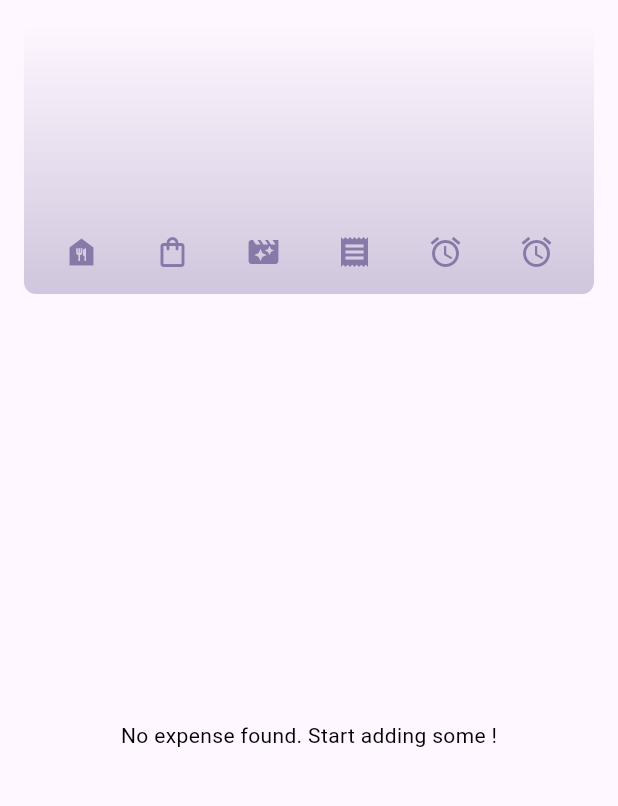
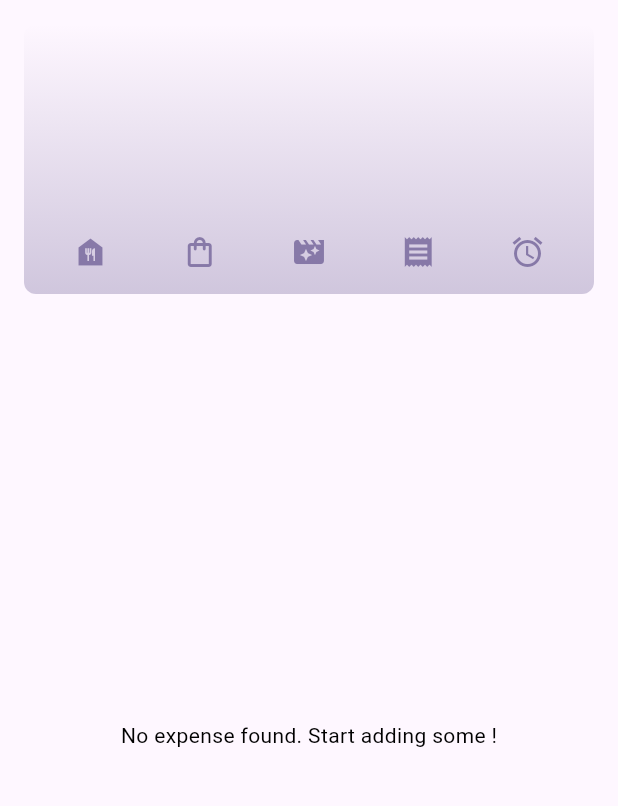
Before and after one commit to Harshu8049/Expense_Tracker, a Flutter app: the screen it shows after launch, on a phone screen of 412 x 824 dp, the part 84-890 px from its top. Run offline on Flutter 3.47's test engine with Material 3 defaults, Android fonts, the phone set to English and light mode, and no system bars.

Commit message:
remove smething

```diff
--- a/lib/widgets/chart/chart.dart
+++ b/lib/widgets/chart/chart.dart
@@ -14,7 +14,6 @@ class Chart extends StatelessWidget {
       ExpenseBucket.forCategory(expenses, Category.cloth),
       ExpenseBucket.forCategory(expenses, Category.movie),
       ExpenseBucket.forCategory(expenses, Category.recharge),
-      ExpenseBucket.forCategory(expenses, Category.grocery),
       ExpenseBucket.forCategory(expenses, Category.grocery),
     ];
   }
```
